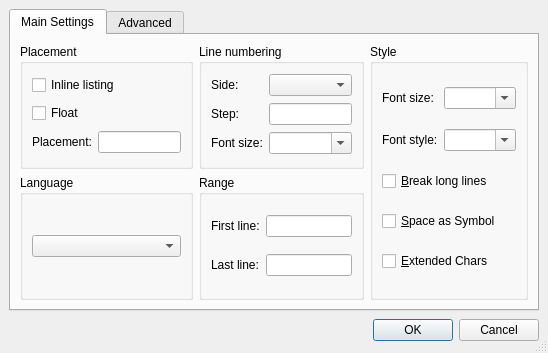
The window that src/frontends/qt4/ui/ListingsUi.ui (cburschka/lyx) describes before a commit, drawn with Qt 5.
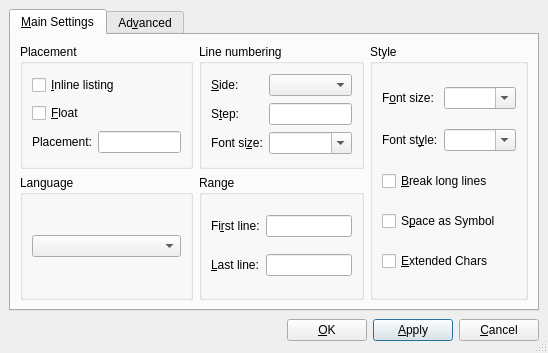
The same window after the commit.

Commit message: * src/frontends/qt4/QListings.cpp: 	- add Apply button * src/frontends/qt4/ui/ListingsUi.ui: 	- add Apply button 	- add accelerators

Diff of the .ui file:
```diff
--- a/src/frontends/qt4/ui/ListingsUi.ui
+++ b/src/frontends/qt4/ui/ListingsUi.ui
@@ -18,21 +18,74 @@
   <property name="sizeGripEnabled" >
    <bool>true</bool>
   </property>
-  <layout class="QVBoxLayout" >
+  <layout class="QGridLayout" >
    <property name="margin" >
     <number>9</number>
    </property>
    <property name="spacing" >
     <number>6</number>
    </property>
-   <item>
+   <item row="1" column="0" >
+    <layout class="QHBoxLayout" >
+     <property name="margin" >
+      <number>0</number>
+     </property>
+     <property name="spacing" >
+      <number>6</number>
+     </property>
+     <item>
+      <spacer>
+       <property name="orientation" >
+        <enum>Qt::Horizontal</enum>
+       </property>
+       <property name="sizeType" >
+        <enum>QSizePolicy::Expanding</enum>
+       </property>
+       <property name="sizeHint" >
+        <size>
+         <width>291</width>
+         <height>27</height>
+        </size>
+       </property>
+      </spacer>
+     </item>
+     <item>
+      <widget class="QPushButton" name="okPB" >
+       <property name="text" >
+        <string>&amp;OK</string>
+       </property>
+       <property name="default" >
+        <bool>true</bool>
+       </property>
+      </widget>
+     </item>
+     <item>
+      <widget class="QPushButton" name="applyPB" >
+       <property name="text" >
+        <string>&amp;Apply</string>
+       </property>
+       <property name="default" >
+        <bool>true</bool>
+       </property>
+      </widget>
+     </item>
+     <item>
+      <widget class="QPushButton" name="closePB" >
+       <property name="text" >
+        <string>&amp;Cancel</string>
+       </property>
+      </widget>
+     </item>
+    </layout>
+   </item>
+   <item row="0" column="0" >
     <widget class="QTabWidget" name="listingsTW" >
      <property name="currentIndex" >
       <number>0</number>
      </property>
      <widget class="QWidget" name="tab" >
       <attribute name="title" >
-       <string>Main Settings</string>
+       <string>&amp;Main Settings</string>
       </attribute>
       <layout class="QVBoxLayout" >
        <property name="margin" >
@@ -85,14 +138,14 @@
               <item row="1" column="0" colspan="2" >
                <widget class="QCheckBox" name="floatCB" >
                 <property name="text" >
-                 <string>Float</string>
+                 <string>&amp;Float</string>
                 </property>
                </widget>
               </item>
               <item row="0" column="0" colspan="2" >
                <widget class="QCheckBox" name="inlineCB" >
                 <property name="text" >
-                 <string>Inline listing</string>
+                 <string>&amp;Inline listing</string>
                 </property>
                </widget>
               </item>
@@ -142,7 +195,10 @@
               <item row="0" column="0" >
                <widget class="QLabel" name="label" >
                 <property name="text" >
-                 <string>Side: </string>
+                 <string>&amp;Side: </string>
+                </property>
+                <property name="buddy" >
+                 <cstring>numberSideCO</cstring>
                 </property>
                </widget>
               </item>
@@ -165,7 +221,7 @@
                  <string>File name of image</string>
                 </property>
                 <property name="text" >
-                 <string>Step:</string>
+                 <string>S&amp;tep:</string>
                 </property>
                 <property name="wordWrap" >
                  <bool>false</bool>
@@ -178,7 +234,7 @@
               <item row="2" column="0" >
                <widget class="QLabel" name="numberfontsizeL" >
                 <property name="text" >
-                 <string>Font size:</string>
+                 <string>Font si&amp;ze:</string>
                 </property>
                 <property name="wordWrap" >
                  <bool>false</bool>
@@ -233,7 +289,7 @@
               <item row="0" column="0" >
                <widget class="QLabel" name="numberfontsizeL_3" >
                 <property name="text" >
-                 <string>First line:</string>
+                 <string>Fi&amp;rst line:</string>
                 </property>
                 <property name="wordWrap" >
                  <bool>false</bool>
@@ -272,7 +328,7 @@
               <item row="1" column="0" >
                <widget class="QLabel" name="numberfontsizeL_2" >
                 <property name="text" >
-                 <string>Last line:</string>
+                 <string>&amp;Last line:</string>
                 </property>
                 <property name="wordWrap" >
                  <bool>false</bool>
@@ -318,7 +374,7 @@
                <string>Insert a special symbol for a space</string>
               </property>
               <property name="text" >
-               <string>&amp;Space as Symbol</string>
+               <string>S&amp;pace as Symbol</string>
               </property>
               <property name="shortcut" >
                <number>276824147</number>
@@ -344,7 +400,7 @@
             <item row="1" column="0" >
              <widget class="QLabel" name="fontstyle_label_3" >
               <property name="text" >
-               <string>Font style:</string>
+               <string>Font st&amp;yle:</string>
               </property>
               <property name="wordWrap" >
                <bool>false</bool>
@@ -381,7 +437,7 @@
             <item row="0" column="0" >
              <widget class="QLabel" name="fontsize_label_3" >
               <property name="text" >
-               <string>Font size:</string>
+               <string>F&amp;ont size:</string>
               </property>
               <property name="wordWrap" >
                <bool>false</bool>
@@ -424,7 +480,7 @@
      </widget>
      <widget class="QWidget" name="tab_2" >
       <attribute name="title" >
-       <string>Advanced</string>
+       <string>Ad&amp;vanced</string>
       </attribute>
       <layout class="QGridLayout" >
        <property name="margin" >
@@ -494,49 +550,6 @@
      </widget>
     </widget>
    </item>
-   <item>
-    <layout class="QHBoxLayout" >
-     <property name="margin" >
-      <number>0</number>
-     </property>
-     <property name="spacing" >
-      <number>6</number>
-     </property>
-     <item>
-      <spacer>
-       <property name="orientation" >
-        <enum>Qt::Horizontal</enum>
-       </property>
-       <property name="sizeType" >
-        <enum>QSizePolicy::Expanding</enum>
-       </property>
-       <property name="sizeHint" >
-        <size>
-         <width>101</width>
-         <height>27</height>
-        </size>
-       </property>
-      </spacer>
-     </item>
-     <item>
-      <widget class="QPushButton" name="okPB" >
-       <property name="text" >
-        <string>OK</string>
-       </property>
-       <property name="default" >
-        <bool>true</bool>
-       </property>
-      </widget>
-     </item>
-     <item>
-      <widget class="QPushButton" name="closePB" >
-       <property name="text" >
-        <string>Cancel</string>
-       </property>
-      </widget>
-     </item>
-    </layout>
-   </item>
   </layout>
  </widget>
  <tabstops>
```
Left out of the diff: 5 changed lines with no effect on the pictures. The commit also changes 1 other file.
